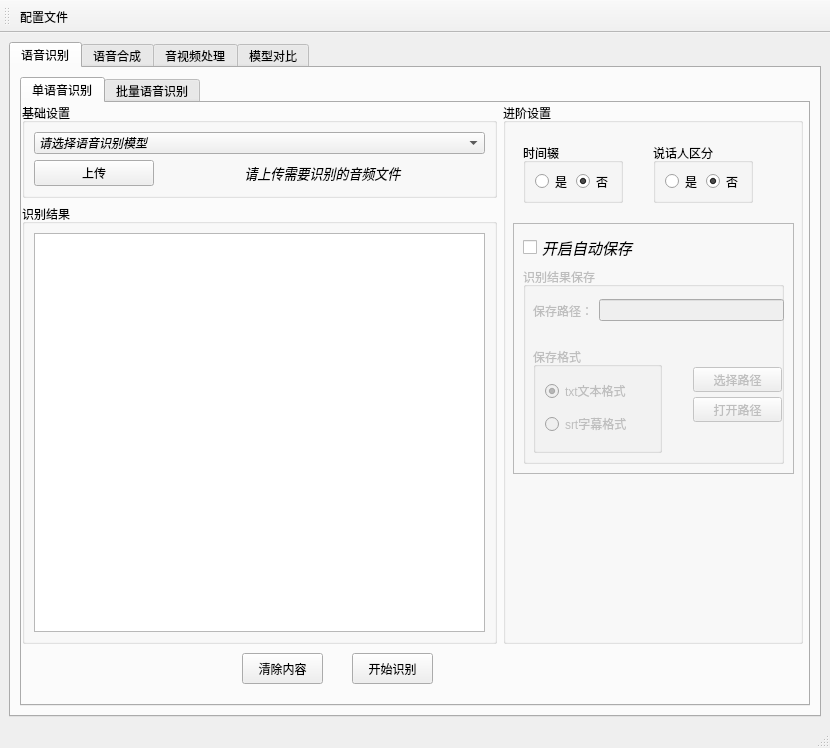
The window that FunASR-GUI/src/ui/main.ui (boomytc/FunASR-GUI) describes before a commit, drawn with Qt 5.
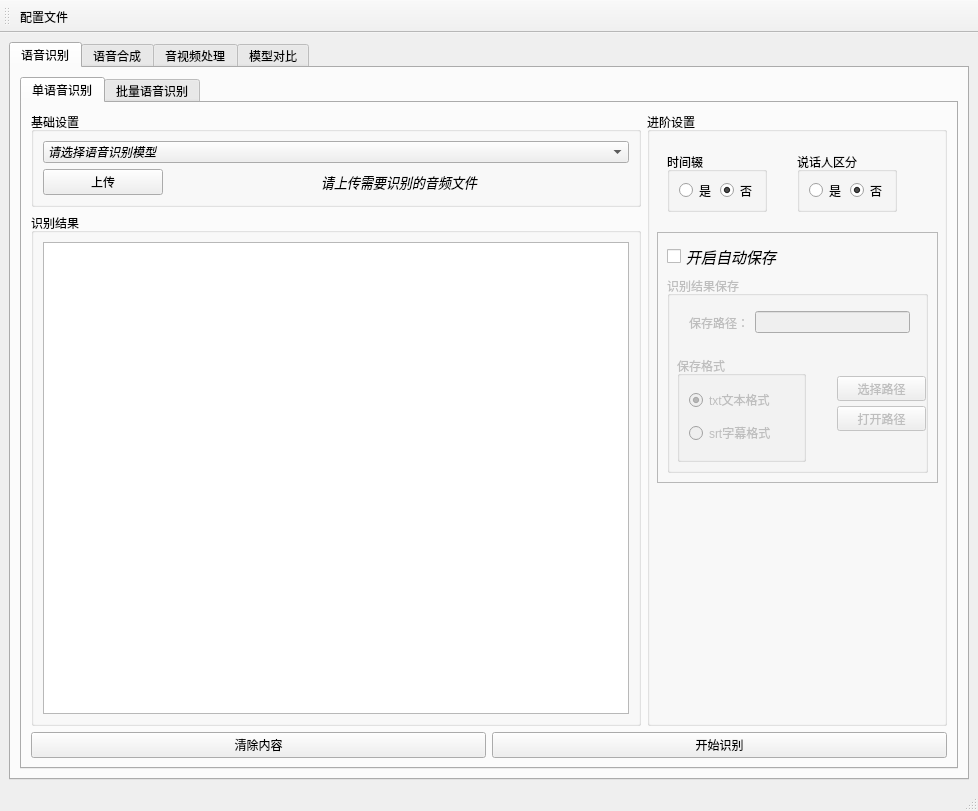
The same window after the commit.

Patch:
```diff
--- a/FunASR-GUI/src/ui/main.ui
+++ b/FunASR-GUI/src/ui/main.ui
@@ -6,8 +6,8 @@
    <rect>
     <x>0</x>
     <y>0</y>
-    <width>830</width>
-    <height>748</height>
+    <width>978</width>
+    <height>811</height>
    </rect>
   </property>
   <property name="windowTitle">
@@ -34,15 +34,8 @@
            <attribute name="title">
             <string>单语音识别</string>
            </attribute>
-           <widget class="QWidget" name="layoutWidget">
-            <property name="geometry">
-             <rect>
-              <x>0</x>
-              <y>0</y>
-              <width>781</width>
-              <height>541</height>
-             </rect>
-            </property>
+           <layout class="QGridLayout" name="gridLayout_11">
+            <item row="0" column="0">
             <layout class="QHBoxLayout" name="horizontalLayout_2">
              <item>
               <layout class="QVBoxLayout" name="verticalLayout">
@@ -341,25 +334,38 @@
                    <string/>
                   </property>
                  </widget>
-                 <widget class="QWidget" name="layoutWidget">
+                  <widget class="QWidget" name="">
                   <property name="geometry">
                    <rect>
-                    <x>10</x>
-                    <y>30</y>
-                    <width>251</width>
-                    <height>27</height>
+                     <x>22</x>
+                     <y>31</y>
+                     <width>221</width>
+                     <height>31</height>
                    </rect>
                   </property>
                   <layout class="QHBoxLayout" name="horizontalLayout_3">
                    <item>
                     <widget class="QLabel" name="label_2">
+                      <property name="maximumSize">
+                       <size>
+                        <width>60</width>
+                        <height>16777215</height>
+                       </size>
+                      </property>
                      <property name="text">
                       <string>保存路径：</string>
                      </property>
                     </widget>
                    </item>
                    <item>
-                    <widget class="QLineEdit" name="lineEdit_asrSavaDir"/>
+                     <widget class="QLineEdit" name="lineEdit_asrSavaDir">
+                      <property name="maximumSize">
+                       <size>
+                        <width>160</width>
+                        <height>16777215</height>
+                       </size>
+                      </property>
+                     </widget>
                    </item>
                   </layout>
                  </widget>
@@ -390,33 +396,26 @@
               </widget>
              </item>
             </layout>
-           </widget>
-           <widget class="QPushButton" name="btn_asr">
-            <property name="geometry">
-             <rect>
-              <x>330</x>
-              <y>550</y>
-              <width>81</width>
-              <height>31</height>
-             </rect>
-            </property>
-            <property name="text">
-             <string>开始识别</string>
-            </property>
-           </widget>
+            </item>
+            <item row="1" column="0">
+             <layout class="QHBoxLayout" name="horizontalLayout_7">
+              <item>
            <widget class="QPushButton" name="btn_asr_clear">
-            <property name="geometry">
-             <rect>
-              <x>220</x>
-              <y>550</y>
-              <width>81</width>
-              <height>31</height>
-             </rect>
-            </property>
             <property name="text">
              <string>清除内容</string>
             </property>
            </widget>
+              </item>
+              <item>
+               <widget class="QPushButton" name="btn_asr">
+                <property name="text">
+                 <string>开始识别</string>
+                </property>
+               </widget>
+              </item>
+             </layout>
+            </item>
+           </layout>
           </widget>
           <widget class="QWidget" name="tab_batch_asr">
            <attribute name="title">
```
Left out of the diff: 66 changed lines with no effect on the pictures. Lines whose indentation alone changed are shown as unchanged.
